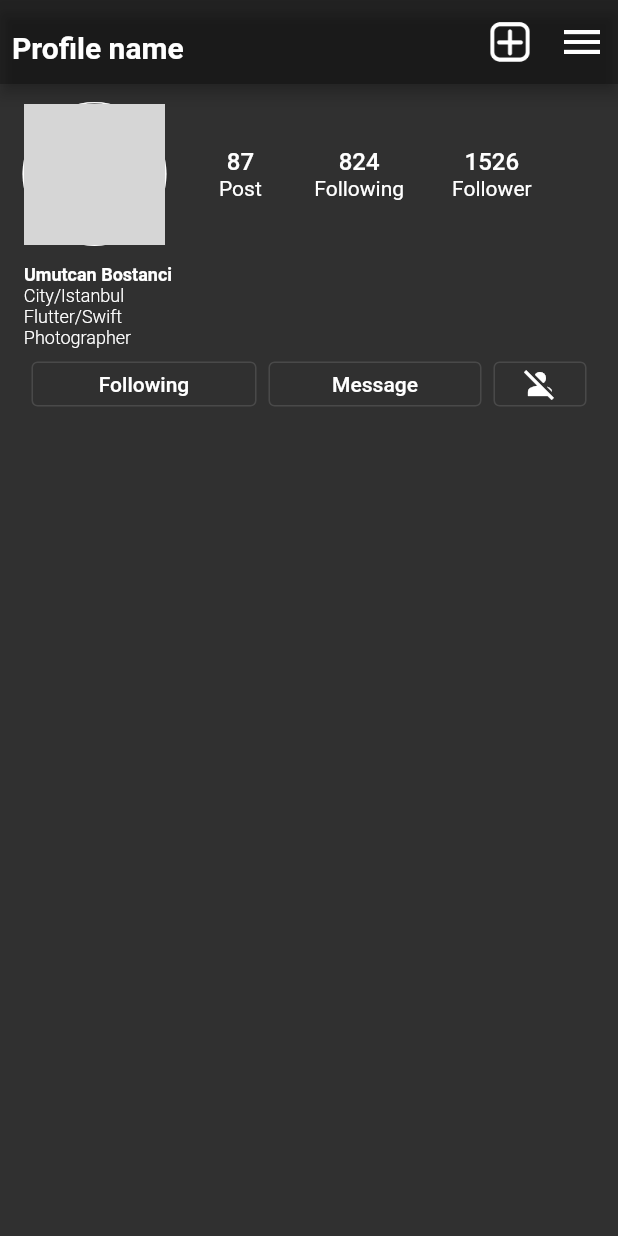
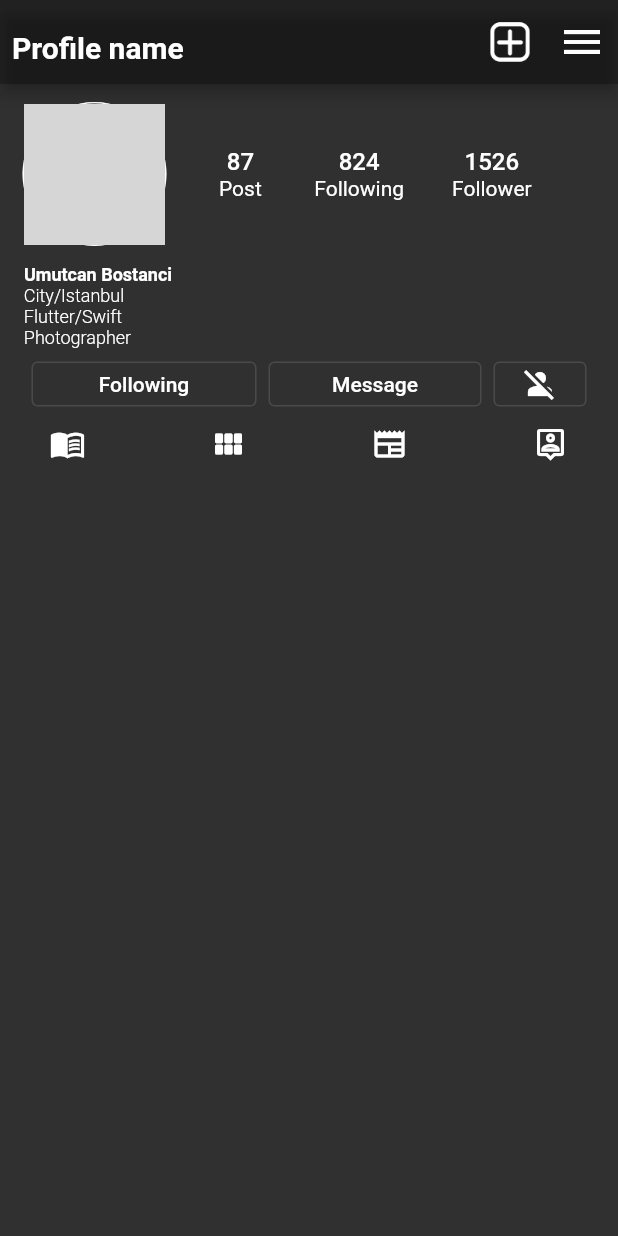
Before and after one commit to umutcanbostancii/softITo-instagram-message-page-homework, a Flutter app: the ProfilePage screen opened directly, on a phone screen of 412 x 824 dp. Run offline on Flutter 3.47's test engine with Material 2 defaults, Android fonts, the phone set to English and light mode, and no system bars; our stand-ins replace faker; network calls fail; grey boxes are pictures that could not be loaded.

Commit message:
profilePage NavigationBars Created

```diff
--- a/lib/components/profile-page.dart
+++ b/lib/components/profile-page.dart
@@ -182,7 +182,7 @@ class ProfilePage extends StatelessWidget {
                 SizedBox(
                   width: 150,
                   child: Padding(
-                    padding: const EdgeInsets.only(left:8.0),
+                    padding: const EdgeInsets.only(left: 8.0),
                     child: OutlinedButton(
                       onPressed: () {},
                       child: const Text(
@@ -197,12 +197,13 @@ class ProfilePage extends StatelessWidget {
                 SizedBox(
                   width: 70,
                   child: Padding(
-                    padding: const EdgeInsets.only(left:8.0),
+                    padding: const EdgeInsets.only(left: 8.0),
                     child: OutlinedButton(
                       onPressed: () {},
                       child: const Center(
-                        child:  Icon(
-                          Icons.person_off_sharp, color: Colors.white,
+                        child: Icon(
+                          Icons.person_off_sharp,
+                          color: Colors.white,
                         ),
                       ),
                     ),
@@ -211,6 +212,29 @@ class ProfilePage extends StatelessWidget {
               ],
             ),
           ),
+          SizedBox(
+            height: 30,
+            width: 370,
+            child: Padding(
+              padding: const EdgeInsets.only(top: 5.0),
+              child: Row(
+                mainAxisAlignment: MainAxisAlignment.spaceBetween,
+                children: [
+                  IconButton(
+                      onPressed: () {}, icon: const Icon(Icons.menu_book)),
+                  IconButton(
+                      onPressed: () {},
+                      icon: const Icon(Icons.view_module_rounded)),
+                  IconButton(
+                      onPressed: () {},
+                      icon: const Icon(Icons.newspaper_outlined)),
+                  IconButton(
+                      onPressed: () {},
+                      icon: const Icon(Icons.person_pin_outlined)),
+                ],
+              ),
+            ),
+          )
         ],
       ),
     );
```
